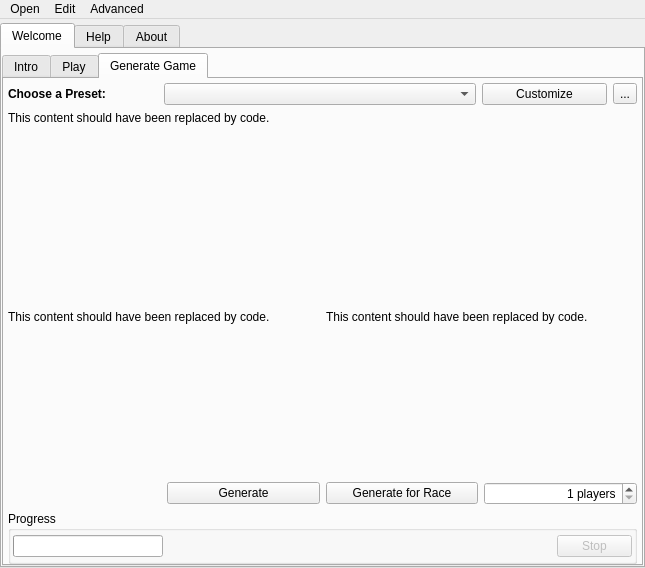
The window that randovania/gui/ui_files/main_window.ui (randovania/randovania) describes before a commit, drawn with Qt 5.
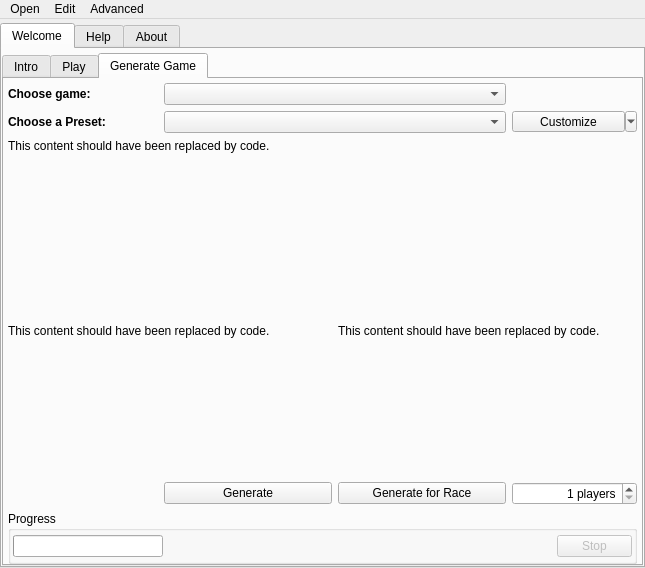
The same window after the commit. The open tabs and pages were chosen to show the change. Icons and pictures are not drawn.

Commit message: Add game selection to GenerateSeedTab

Patch:
```diff
--- a/randovania/gui/ui_files/main_window.ui
+++ b/randovania/gui/ui_files/main_window.ui
@@ -415,6 +415,29 @@
               </property>
              </widget>
             </item>
+            <item row="4" column="0" colspan="4">
+             <spacer name="create_vertical_spacer_1">
+              <property name="orientation">
+               <enum>Qt::Vertical</enum>
+              </property>
+              <property name="sizeHint" stdset="0">
+               <size>
+                <width>20</width>
+                <height>15</height>
+               </size>
+              </property>
+             </spacer>
+            </item>
+            <item row="0" column="0">
+             <widget class="QLabel" name="create_choose_game_label">
+              <property name="text">
+               <string>&lt;html&gt;&lt;head/&gt;&lt;body&gt;&lt;p&gt;&lt;span style=&quot; font-weight:600;&quot;&gt;Choose game:&lt;/span&gt;&lt;/p&gt;&lt;/body&gt;&lt;/html&gt;</string>
+              </property>
+             </widget>
+            </item>
+            <item row="1" column="1" colspan="2">
+             <widget class="QComboBox" name="create_preset_combo"/>
+            </item>
             <item row="5" column="0" colspan="2">
              <widget class="QLabel" name="create_describe_left_label">
               <property name="text">
@@ -451,18 +474,30 @@
               </property>
              </widget>
             </item>
-            <item row="4" column="0" colspan="4">
-             <spacer name="create_vertical_spacer_1">
-              <property name="orientation">
-               <enum>Qt::Vertical</enum>
+            <item row="0" column="1" colspan="2">
+             <widget class="QComboBox" name="create_choose_game_combo"/>
+            </item>
+            <item row="1" column="3">
+             <widget class="QToolButton" name="preset_tool_button">
+              <property name="sizePolicy">
+               <sizepolicy hsizetype="Minimum" vsizetype="Fixed">
+                <horstretch>0</horstretch>
+                <verstretch>0</verstretch>
+               </sizepolicy>
               </property>
-              <property name="sizeHint" stdset="0">
+              <property name="maximumSize">
                <size>
-                <width>20</width>
-                <height>15</height>
+                <width>125</width>
+                <height>16777215</height>
                </size>
               </property>
-             </spacer>
+              <property name="text">
+               <string>Customize</string>
+              </property>
+              <property name="popupMode">
+               <enum>QToolButton::MenuButtonPopup</enum>
+              </property>
+             </widget>
             </item>
             <item row="9" column="0" colspan="4">
              <widget class="QGroupBox" name="progress_box">
@@ -575,48 +610,18 @@
               </property>
              </widget>
             </item>
-            <item row="1" column="0" colspan="4">
-             <layout class="QHBoxLayout" name="create_seed_first_row_layout">
-              <item>
-               <widget class="QLabel" name="create_choose_preset_label">
-                <property name="maximumSize">
-                 <size>
-                  <width>150</width>
-                  <height>16777215</height>
-                 </size>
-                </property>
-                <property name="text">
-                 <string>&lt;html&gt;&lt;head/&gt;&lt;body&gt;&lt;p&gt;&lt;span style=&quot; font-weight:600;&quot;&gt;Choose a Preset:&lt;/span&gt;&lt;/p&gt;&lt;/body&gt;&lt;/html&gt;</string>
-                </property>
-               </widget>
-              </item>
-              <item>
-               <widget class="QComboBox" name="create_preset_combo"/>
-              </item>
-              <item>
-               <widget class="QPushButton" name="create_customize_button">
-                <property name="maximumSize">
-                 <size>
-                  <width>125</width>
-                  <height>16777215</height>
-                 </size>
-                </property>
-                <property name="text">
-                 <string>Customize</string>
-                </property>
-               </widget>
-              </item>
-              <item>
-               <widget class="QToolButton" name="preset_tool_button">
-                <property name="text">
-                 <string>...</string>
-                </property>
-                <property name="popupMode">
-                 <enum>QToolButton::InstantPopup</enum>
-                </property>
-               </widget>
-              </item>
-             </layout>
+            <item row="1" column="0">
+             <widget class="QLabel" name="create_choose_preset_label">
+              <property name="maximumSize">
+               <size>
+                <width>150</width>
+                <height>16777215</height>
+               </size>
+              </property>
+              <property name="text">
+               <string>&lt;html&gt;&lt;head/&gt;&lt;body&gt;&lt;p&gt;&lt;span style=&quot; font-weight:600;&quot;&gt;Choose a Preset:&lt;/span&gt;&lt;/p&gt;&lt;/body&gt;&lt;/html&gt;</string>
+              </property>
+             </widget>
             </item>
            </layout>
           </widget>
```
Left out of the diff: 90 changed lines with no effect on the pictures. The commit also changes 1 other file.
